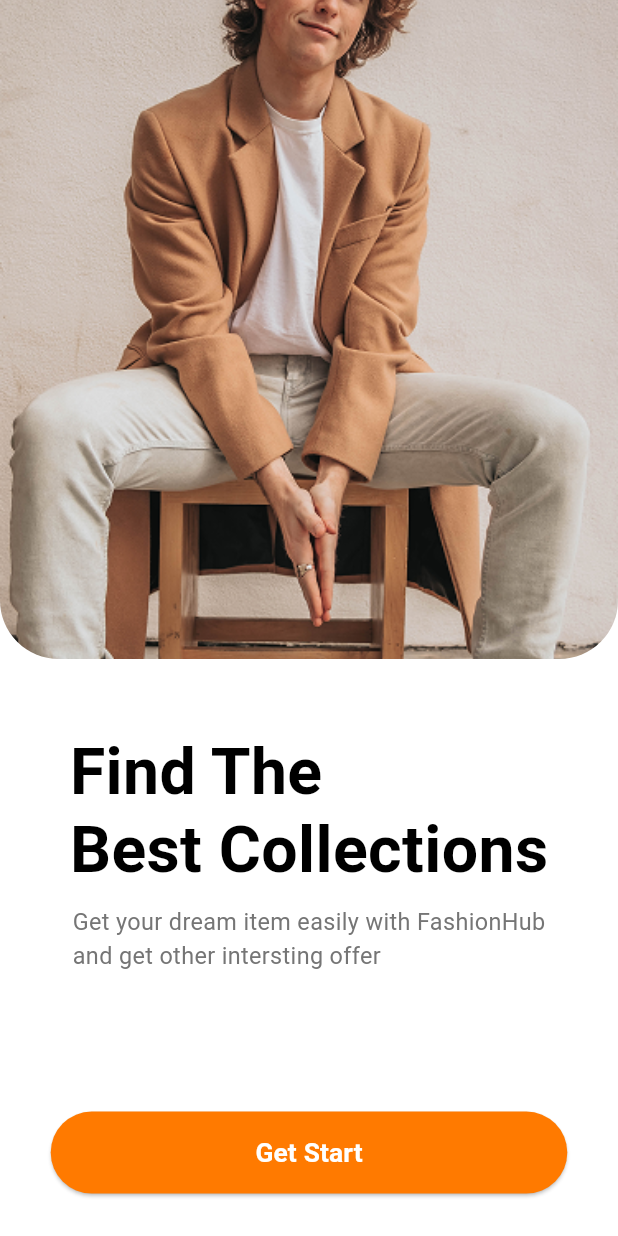
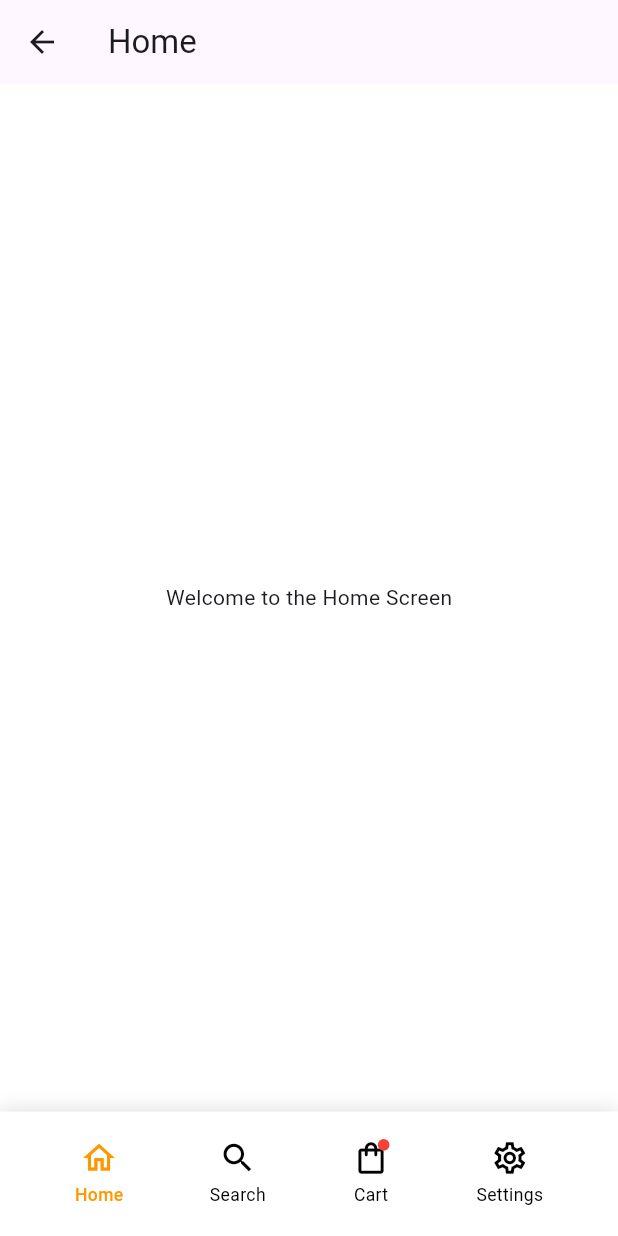
Before and after one commit to Vicky2505/Brandstore_App, a Flutter app: the screen it shows after launch, after a tap on "Get Start", on a phone screen of 412 x 824 dp. Run offline on Flutter 3.47's test engine with Material 3 defaults, Android fonts, the light colour scheme and no system bars; our stand-ins replace flutter_screenutil; Roboto replaces fonts that are missing (Poppins).

Commit message:
have work in bottom nav bar and also created all screen initial view

```diff
--- /dev/null
+++ b/lib/ui/bottom_nav.dart
@@ -0,0 +1,129 @@
+import 'package:brandstore/ui/screens/cart_screen.dart';
+import 'package:brandstore/ui/screens/home_screen.dart';
+import 'package:brandstore/ui/screens/search_screen.dart';
+import 'package:brandstore/ui/screens/settings_screen.dart';
+import 'package:flutter/material.dart';
+import 'package:flutter_screenutil/flutter_screenutil.dart';
+
+class BottomNavBar extends StatefulWidget {
+  const BottomNavBar({super.key});
+
+  @override
+  State<BottomNavBar> createState() => _BottomNavBarState();
+}
+
+class _BottomNavBarState extends State<BottomNavBar> {
+  int _selectedIndex = 0;
+
+  final List<Widget> _pages = [
+    HomeScreen(),
+    SearchScreen(),
+    CartScreen(),
+    SettingsScreen(),
+  ];
+
+  void _onItemTapped(int index) {
+    setState(() {
+      _selectedIndex = index;
+    });
+  }
+
+  @override
+  Widget build(BuildContext context) {
+    return Scaffold(
+      body: _pages[_selectedIndex],
+      bottomNavigationBar: Container(
+        height: 85.h,
+        padding: EdgeInsets.symmetric(horizontal: 20.w),
+        decoration: BoxDecoration(
+          color: Colors.white,
+          boxShadow: [
+            BoxShadow(
+              blurRadius: 10,
+              offset: const Offset(0, -2),
+              color: Colors.black12,
+            ),
+          ],
+        ),
+        child: Row(
+          mainAxisAlignment: MainAxisAlignment.spaceAround,
+          children: [
+            _buildNavItem(Icons.home_outlined, 'Home', 0),
+            _buildNavItem(Icons.search, 'Search', 1),
+            _buildNavItemWithBadge(Icons.shopping_bag_outlined, 'Cart', 2),
+            _buildNavItem(Icons.settings_outlined, 'Settings', 3),
+          ],
+        ),
+      ),
+    );
+  }
+
+  Widget _buildNavItem(IconData icon, String label, int index) {
+    final bool isActive = _selectedIndex == index;
+    return GestureDetector(
+      onTap: () => _onItemTapped(index),
+      child: Column(
+        mainAxisAlignment: MainAxisAlignment.center,
+        children: [
+          Icon(
+            icon,
+            size: 26.sp,
+            color: isActive ? Colors.orange : Colors.black,
+          ),
+          SizedBox(height: 4.h),
+          Text(
+            label,
+            style: TextStyle(
+              fontSize: 12.sp,
+              color: isActive ? Colors.orange : Colors.black,
+              fontWeight: isActive ? FontWeight.w500 : FontWeight.normal,
+            ),
+          ),
+        ],
+      ),
+    );
+  }
+
+  Widget _buildNavItemWithBadge(IconData icon, String label, int index) {
+    final bool isActive = _selectedIndex == index;
+    return GestureDetector(
+      onTap: () => _onItemTapped(index),
+      child: Column(
+        mainAxisAlignment: MainAxisAlignment.center,
+        children: [
+          Stack(
+            children: [
+              Icon(
+                icon,
+                size: 26.sp,
+                color: isActive ? Colors.orange : Colors.black,
+              ),
+              if (!isActive)
+                Positioned(
+                  top: 0,
+                  right: 0,
+                  child: Container(
+                    width: 8.w,
+                    height: 8.h,
+                    decoration: const BoxDecoration(
+                      color: Colors.red,
+                      shape: BoxShape.circle,
+                    ),
+                  ),
+                ),
+            ],
+          ),
+          SizedBox(height: 4.h),
+          Text(
+            label,
+            style: TextStyle(
+              fontSize: 12.sp,
+              color: isActive ? Colors.orange : Colors.black,
+              fontWeight: isActive ? FontWeight.w500 : FontWeight.normal,
+            ),
+          ),
+        ],
+      ),
+    );
+  }
+}
--- a/lib/ui/onboarding_screen.dart
+++ b/lib/ui/onboarding_screen.dart
@@ -1,3 +1,4 @@
+import 'package:brandstore/ui/bottom_nav.dart';
 import 'package:flutter/material.dart';
 import 'package:flutter_screenutil/flutter_screenutil.dart';
 import '../../widgets/custom_button.dart';
@@ -57,7 +58,12 @@ class OnboardingScreen extends StatelessWidget {
               child: CustomButton(
                 text: 'Get Start',
                 onTap: () {
-                  Navigator.pushNamed(context, '/home');
+                  Navigator.push(
+                    context,
+                    MaterialPageRoute(
+                      builder: (context) => const BottomNavBar(),
+                    ),
+                  );
                 },
               ),
             ),
--- a/lib/ui/screens/home_screen.dart
+++ b/lib/ui/screens/home_screen.dart
@@ -0,0 +1,22 @@
+import 'package:flutter/material.dart';
+
+class HomeScreen extends StatefulWidget {
+  const HomeScreen({super.key});
+
+  @override
+  State<HomeScreen> createState() => _HomeScreenState();
+}
+
+class _HomeScreenState extends State<HomeScreen> {
+  @override
+  Widget build(BuildContext context) {
+    return Scaffold(
+      appBar: AppBar(
+        title: const Text('Home'),
+      ),
+      body: const Center(
+        child: Text('Welcome to the Home Screen'),
+      ),
+    );
+  }
+}
```
Also changed, not shown: lib/ui/screens/cart_screen.dart (+22 -0 lines), lib/ui/screens/checkout_screen.dart (+22 -0 lines), lib/ui/screens/product_detail_screen.dart (+22 -0 lines), lib/ui/screens/search_screen.dart (added, +22 -0 lines), lib/ui/screens/settings_screen.dart (added, +22 -0 lines).
